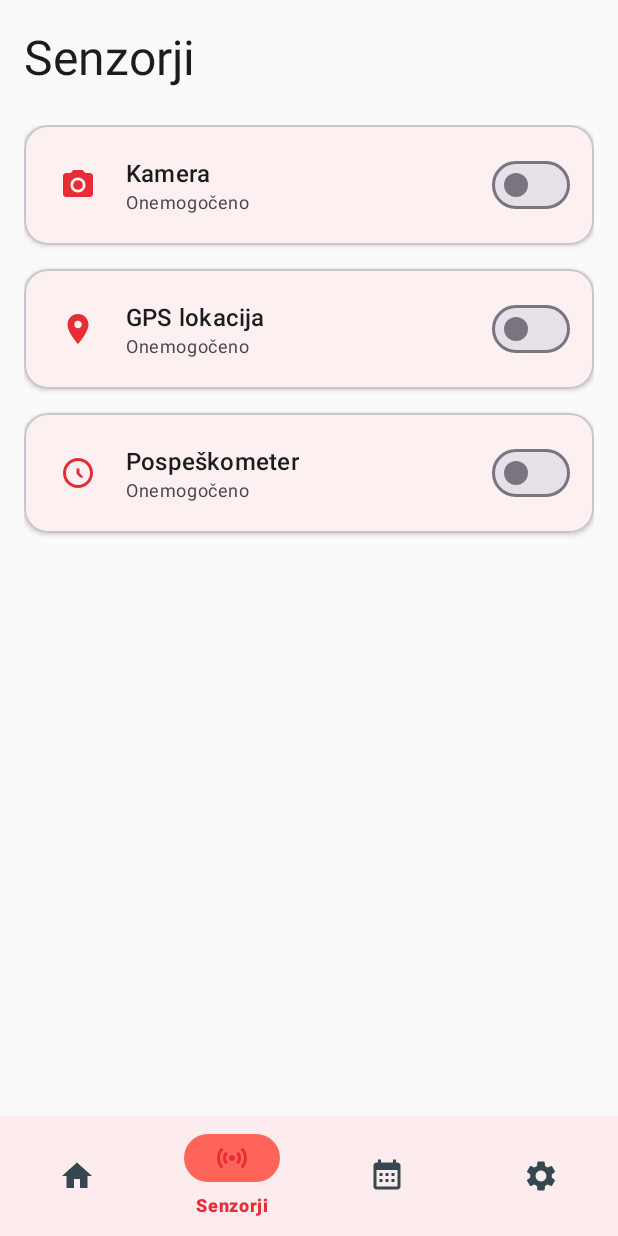
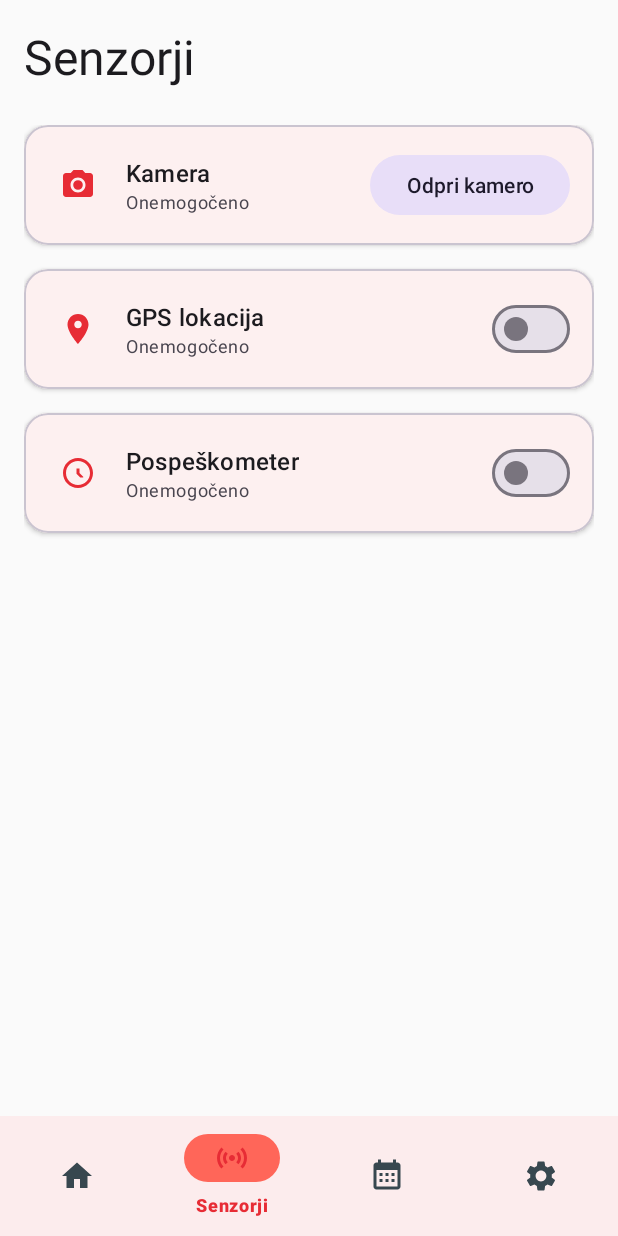
Before and after one commit to projectBlockchainRIT/projectMariborBusi, an Android app: the SensorsFragment screen opened through its navigation route, on a phone screen of 412 x 824 dp. Run offline under Robolectric (Android 15) with nearby library versions, the phone set to English and light mode, and no system bars; our stand-ins replace navigation-ui.

Commit message:
SC-101 Modul za kamero

```diff
--- a/PORA/app/src/main/res/layout/fragment_sensors.xml
+++ b/PORA/app/src/main/res/layout/fragment_sensors.xml
@@ -83,11 +83,24 @@
                                 android:textColor="?attr/colorOnSurfaceVariant" />
                         </LinearLayout>
 
-                        <com.google.android.material.materialswitch.MaterialSwitch
-                            android:id="@+id/switch_camera"
+                        <com.google.android.material.button.MaterialButton
+                            android:id="@+id/button_open_camera"
                             android:layout_width="wrap_content"
-                            android:layout_height="wrap_content" />
+                            android:layout_height="wrap_content"
+                            android:text="@string/open_camera"
+                            style="@style/Widget.Material3.Button.TonalButton" />
                     </LinearLayout>
+
+                    <TextView
+                        android:id="@+id/camera_last_capture"
+                        android:layout_width="match_parent"
+                        android:layout_height="wrap_content"
+                        android:layout_marginTop="8dp"
+                        android:textAppearance="@style/TextAppearance.Material3.BodyMedium"
+                        android:textColor="?attr/colorPrimary"
+                        android:visibility="gone"
+                        tools:text="Zadnji zajem: 12:34:56"
+                        tools:visibility="visible" />
                 </LinearLayout>
             </com.google.android.material.card.MaterialCardView>
 
--- a/PORA/app/src/main/res/values/strings.xml
+++ b/PORA/app/src/main/res/values/strings.xml
@@ -51,4 +51,11 @@
     <string name="gps_notification_channel_description">Obvestila za sledenje GPS lokaciji</string>
     <string name="gps_notification_title">GPS aktiven</string>
     <string name="gps_notification_text">%1$.5f, %2$.5f | %3$.1f km/h</string>
+
+    <!-- Camera -->
+    <string name="open_camera">Odpri kamero</string>
+    <string name="last_capture">Zadnji zajem: %1$s</string>
+    <string name="camera_error">Napaka pri zajemu slike</string>
+    <string name="camera_permission_denied">Dovoljenje za kamero zavrnjeno</string>
+    <string name="camera_not_available">Kamera ni na voljo</string>
 </resources>
--- /dev/null
+++ b/PORA/app/src/main/res/xml/file_paths.xml
@@ -0,0 +1,6 @@
+<?xml version="1.0" encoding="utf-8"?>
+<paths>
+    <external-files-path
+        name="camera_images"
+        path="Pictures/" />
+</paths>
```
Also changed, not shown: PORA/app/src/main/AndroidManifest.xml (+13 -0 lines), PORA/app/src/main/java/com/example/projektna/data/CameraData.kt (added, +9 -0 lines), PORA/app/src/main/java/com/example/projektna/ui/sensors/SensorsFragment.kt (+113 -0 lines).
